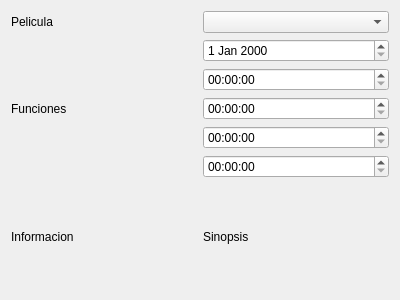
Above: Proyecto_Cine/horarios.ui from moyeta-tech/Cine before the change. Below: the same form after it.
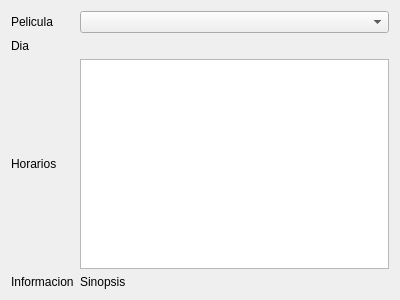
That is the form after the change.

```diff
--- a/Proyecto_Cine/horarios.ui
+++ b/Proyecto_Cine/horarios.ui
@@ -16,25 +16,19 @@
   <layout class="QHBoxLayout" name="horizontalLayout">
    <item>
     <layout class="QGridLayout" name="gridLayout">
-     <item row="3" column="1">
-      <widget class="QTimeEdit" name="timeEdit_2"/>
-     </item>
      <item row="0" column="1">
       <widget class="QComboBox" name="comboBox_peliculas"/>
      </item>
-     <item row="6" column="0">
+     <item row="2" column="1">
+      <widget class="QListWidget" name="listWidget_horarios"/>
+     </item>
+     <item row="4" column="0">
       <widget class="QLabel" name="label_3">
        <property name="text">
         <string>Informacion</string>
        </property>
       </widget>
      </item>
-     <item row="2" column="1">
-      <widget class="QTimeEdit" name="timeEdit"/>
-     </item>
-     <item row="5" column="1">
-      <widget class="QTimeEdit" name="timeEdit_3"/>
-     </item>
      <item row="0" column="0">
       <widget class="QLabel" name="label">
        <property name="text">
@@ -42,7 +36,14 @@
        </property>
       </widget>
      </item>
-     <item row="6" column="1">
+     <item row="2" column="0">
+      <widget class="QLabel" name="label_2">
+       <property name="text">
+        <string>Horarios</string>
+       </property>
+      </widget>
+     </item>
+     <item row="4" column="1">
       <widget class="QLabel" name="label_4">
        <property name="font">
         <font>
@@ -60,16 +61,17 @@
        </property>
       </widget>
      </item>
+     <item row="1" column="0">
+      <widget class="QLabel" name="label_5">
+       <property name="text">
+        <string>Dia</string>
+       </property>
+      </widget>
+     </item>
      <item row="1" column="1">
-      <widget class="QDateEdit" name="dateEdit"/>
-     </item>
-     <item row="4" column="1">
-      <widget class="QTimeEdit" name="timeEdit_4"/>
-     </item>
-     <item row="1" column="0" rowspan="5">
-      <widget class="QLabel" name="label_2">
+      <widget class="QLabel" name="label_dia">
        <property name="text">
-        <string>Funciones</string>
+        <string/>
        </property>
       </widget>
      </item>
```
